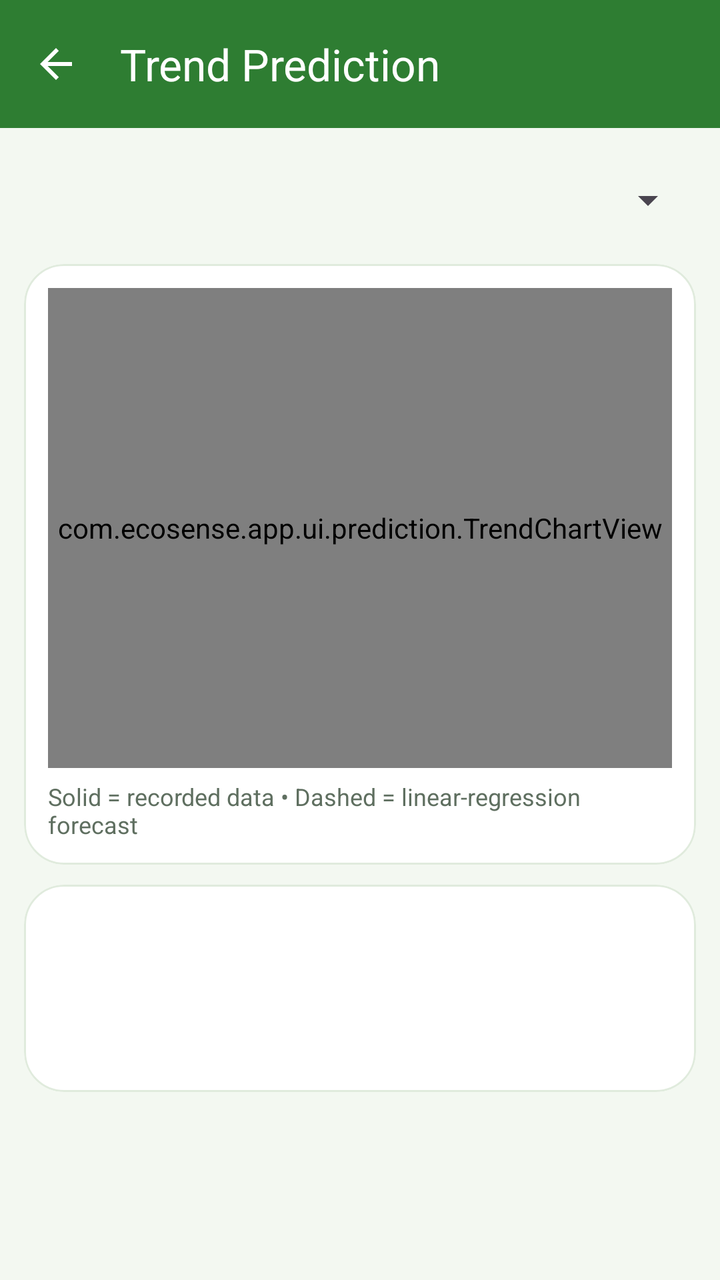
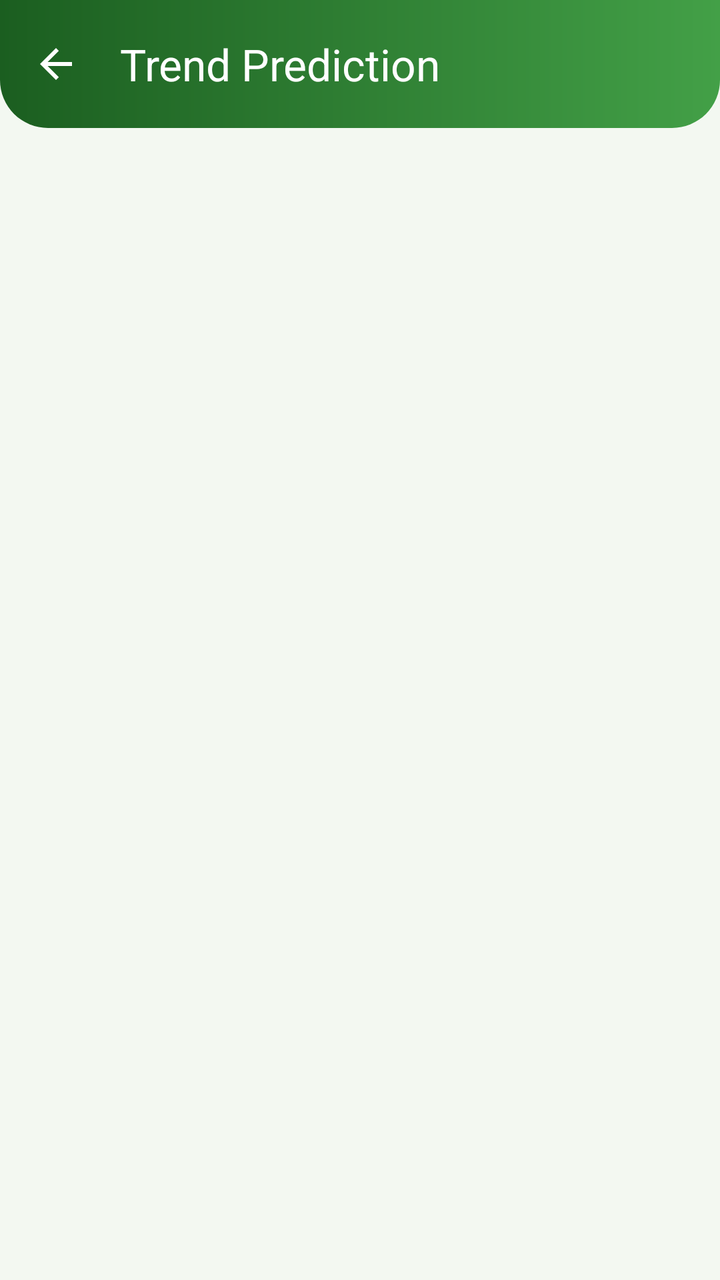

Compare the two renders of this Android layout. The source of the first and the diff that turns it into the second are given below.
<!-- AndroidManifest.xml: application theme Theme.EcoSense -->
<!-- res/layout/activity_prediction.xml -->
<?xml version="1.0" encoding="utf-8"?>
<androidx.constraintlayout.widget.ConstraintLayout xmlns:android="http://schemas.android.com/apk/res/android" xmlns:app="http://schemas.android.com/apk/res-auto" xmlns:tools="http://schemas.android.com/tools"
    android:layout_width="match_parent"
    android:layout_height="match_parent"
    android:background="@color/eco_bg">

    <com.google.android.material.appbar.MaterialToolbar
        android:id="@+id/toolbar"
        android:layout_width="0dp"
        android:layout_height="?attr/actionBarSize"
        android:background="@color/eco_header"
        app:layout_constraintEnd_toEndOf="parent"
        app:layout_constraintStart_toStartOf="parent"
        app:layout_constraintTop_toTopOf="parent"
        app:navigationIcon="@drawable/ic_back"
        app:title="Trend Prediction"
        app:titleTextColor="@android:color/white" />

    <ScrollView
        android:layout_width="0dp"
        android:layout_height="0dp"
        app:layout_constraintBottom_toBottomOf="parent"
        app:layout_constraintEnd_toEndOf="parent"
        app:layout_constraintStart_toStartOf="parent"
        app:layout_constraintTop_toBottomOf="@id/toolbar">

        <LinearLayout
            android:layout_width="match_parent"
            android:layout_height="wrap_content"
            android:orientation="vertical"
            android:padding="12dp">

            <Spinner
                android:id="@+id/spMetric"
                android:layout_width="match_parent"
                android:layout_height="48dp" />

            <com.google.android.material.card.MaterialCardView
                style="@style/EcoCard"
                android:layout_width="match_parent"
                android:layout_height="wrap_content"
                android:layout_marginTop="8dp">

                <LinearLayout
                    android:layout_width="match_parent"
                    android:layout_height="wrap_content"
                    android:orientation="vertical"
                    android:padding="12dp">

                    <com.ecosense.app.ui.prediction.TrendChartView
                        android:id="@+id/chart"
                        android:layout_width="match_parent"
                        android:layout_height="240dp" />

                    <TextView
                        android:layout_width="wrap_content"
                        android:layout_height="wrap_content"
                        android:layout_marginTop="6dp"
                        android:text="Solid = recorded data \u2022 Dashed = linear-regression forecast"
                        android:textColor="@color/eco_text_secondary"
                        android:textSize="12sp" />
                </LinearLayout>
            </com.google.android.material.card.MaterialCardView>

            <com.google.android.material.card.MaterialCardView
                style="@style/EcoCard"
                android:layout_width="match_parent"
                android:layout_height="wrap_content"
                android:layout_marginTop="10dp">

                <LinearLayout
                    android:layout_width="match_parent"
                    android:layout_height="wrap_content"
                    android:orientation="vertical"
                    android:padding="14dp">

                    <TextView
                        android:id="@+id/tvEquation"
                        android:layout_width="match_parent"
                        android:layout_height="wrap_content"
                        android:textColor="@color/eco_text"
                        android:textSize="14sp" />

                    <TextView
                        android:id="@+id/tvTrend"
                        android:layout_width="match_parent"
                        android:layout_height="wrap_content"
                        android:layout_marginTop="8dp"
                        android:textColor="@color/eco_primary"
                        android:textSize="16sp"
                        android:textStyle="bold" />

                    <TextView
                        android:id="@+id/tvForecast"
                        android:layout_width="match_parent"
                        android:layout_height="wrap_content"
                        android:layout_marginTop="8dp"
                        android:textColor="@color/eco_text"
                        android:textSize="14sp" />
                </LinearLayout>
            </com.google.android.material.card.MaterialCardView>
        </LinearLayout>
    </ScrollView>
</androidx.constraintlayout.widget.ConstraintLayout>
<!-- resources referenced by this layout -->
<resources>
  <color name="eco_bg">#F3F8F1</color>
  <color name="eco_header">#2E7D32</color>
  <color name="eco_primary">#2E7D32</color>
  <color name="eco_text">#1B2B1C</color>
  <color name="eco_text_secondary">#5F6F60</color>
  <!-- drawable ic_back (drawable) -->
  <vector xmlns:android="http://schemas.android.com/apk/res/android"
      android:width="24dp" android:height="24dp"
      android:viewportWidth="24" android:viewportHeight="24">
      <path android:fillColor="#FFFFFF"
          android:pathData="M20,11H7.83l5.59,-5.59L12,4l-8,8 8,8 1.41,-1.41L7.83,13H20v-2z" />
  </vector>
  <style name="EcoCard" parent="Widget.Material3.CardView.Outlined">
          <item name="cardCornerRadius">20dp</item>
          <item name="cardBackgroundColor">@color/eco_card</item>
          <item name="cardElevation">0dp</item>
          <item name="strokeColor">@color/eco_stroke</item>
          <item name="strokeWidth">1dp</item>
      </style>
  <style name="Theme.EcoSense" parent="Theme.Material3.DayNight.NoActionBar">
          <item name="colorPrimary">@color/eco_primary</item>
          <item name="colorOnPrimary">@color/eco_on_primary</item>
          <item name="colorSecondary">@color/eco_secondary</item>
          <item name="colorOnSecondary">@color/eco_on_primary</item>
          <item name="android:colorBackground">@color/eco_bg</item>
          <item name="colorSurface">@color/eco_card</item>
          <item name="colorOnSurface">@color/eco_text</item>
          <item name="colorOnBackground">@color/eco_text</item>
          <item name="android:statusBarColor">@color/eco_primary_dark</item>
          <item name="android:windowAnimationStyle">@style/Animation.EcoActivity</item>
      </style>
  <color name="eco_card">#FFFFFF</color>
  <color name="eco_stroke">#E0EBDD</color>
  <color name="eco_on_primary">#FFFFFF</color>
  <color name="eco_secondary">#4CAF50</color>
  <color name="eco_primary_dark">#1B5E20</color>
  <style name="Animation.EcoActivity" parent="@android:style/Animation.Activity">
          <item name="android:activityOpenEnterAnimation">@anim/slide_in_right</item>
          <item name="android:activityOpenExitAnimation">@anim/slide_out_left</item>
          <item name="android:activityCloseEnterAnimation">@anim/slide_in_left</item>
          <item name="android:activityCloseExitAnimation">@anim/slide_out_right</item>
      </style>
</resources>

<!-- the commit's change to res/layout/activity_prediction.xml (unified diff, before → after) -->
@@ -8,7 +8,8 @@
         android:id="@+id/toolbar"
         android:layout_width="0dp"
         android:layout_height="?attr/actionBarSize"
-        android:background="@color/eco_header"
+        android:background="@drawable/bg_toolbar"
+        app:titleTextAppearance="@style/EcoToolbarTitle"
         app:layout_constraintEnd_toEndOf="parent"
         app:layout_constraintStart_toStartOf="parent"
         app:layout_constraintTop_toTopOf="parent"
@@ -27,19 +28,28 @@
         <LinearLayout
             android:layout_width="match_parent"
             android:layout_height="wrap_content"
+            android:layoutAnimation="@anim/layout_slide_up"
             android:orientation="vertical"
-            android:padding="12dp">
+            android:padding="14dp">
 
-            <Spinner
-                android:id="@+id/spMetric"
+            <com.google.android.material.card.MaterialCardView
+                style="@style/EcoCard"
                 android:layout_width="match_parent"
-                android:layout_height="48dp" />
+                android:layout_height="wrap_content">
+
+                <Spinner
+                    android:id="@+id/spMetric"
+                    android:layout_width="match_parent"
+                    android:layout_height="52dp"
+                    android:paddingStart="8dp"
+                    android:paddingEnd="8dp" />
+            </com.google.android.material.card.MaterialCardView>
 
             <com.google.android.material.card.MaterialCardView
                 style="@style/EcoCard"
                 android:layout_width="match_parent"
                 android:layout_height="wrap_content"
-                android:layout_marginTop="8dp">
+                android:layout_marginTop="12dp">
 
                 <LinearLayout
                     android:layout_width="match_parent"
<!-- resource entries referenced after the edit -->
@@ -1,10 +1,15 @@
 <!-- resources referenced by this layout -->
 <resources>
   <color name="eco_bg">#F3F8F1</color>
-  <color name="eco_header">#2E7D32</color>
   <color name="eco_primary">#2E7D32</color>
   <color name="eco_text">#1B2B1C</color>
   <color name="eco_text_secondary">#5F6F60</color>
+  <!-- drawable bg_toolbar (drawable) -->
+  <?xml version="1.0" encoding="utf-8"?>
+  <shape xmlns:android="http://schemas.android.com/apk/res/android" android:shape="rectangle">
+      <gradient android:angle="0" android:startColor="@color/eco_grad_start" android:endColor="@color/eco_grad_end" />
+      <corners android:bottomLeftRadius="24dp" android:bottomRightRadius="24dp" />
+  </shape>
   <!-- drawable ic_back (drawable) -->
   <vector xmlns:android="http://schemas.android.com/apk/res/android"
       android:width="24dp" android:height="24dp"
@@ -19,6 +24,10 @@
           <item name="strokeColor">@color/eco_stroke</item>
           <item name="strokeWidth">1dp</item>
       </style>
+  <style name="EcoToolbarTitle" parent="TextAppearance.Material3.TitleLarge">
+          <item name="android:textColor">@android:color/white</item>
+          <item name="android:fontFamily">sans-serif-medium</item>
+      </style>
   <style name="Theme.EcoSense" parent="Theme.Material3.DayNight.NoActionBar">
           <item name="colorPrimary">@color/eco_primary</item>
           <item name="colorOnPrimary">@color/eco_on_primary</item>
@@ -31,6 +40,8 @@
           <item name="android:statusBarColor">@color/eco_primary_dark</item>
           <item name="android:windowAnimationStyle">@style/Animation.EcoActivity</item>
       </style>
+  <color name="eco_grad_start">#1B5E20</color>
+  <color name="eco_grad_end">#43A047</color>
   <color name="eco_card">#FFFFFF</color>
   <color name="eco_stroke">#E0EBDD</color>
   <color name="eco_on_primary">#FFFFFF</color>
